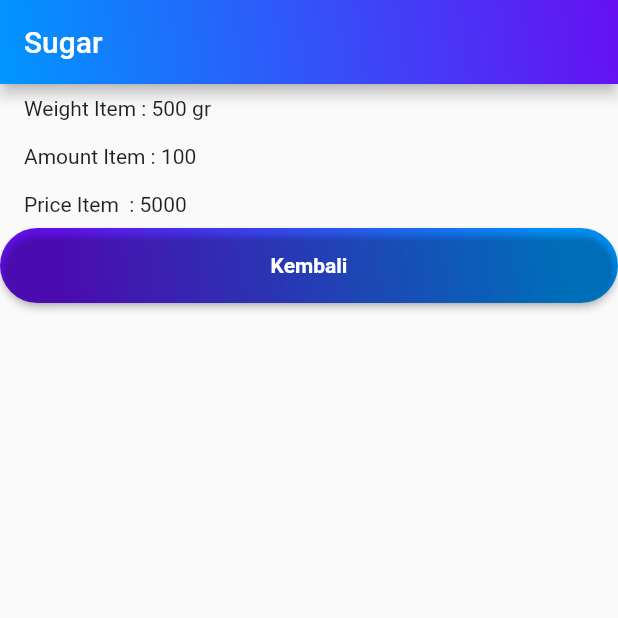
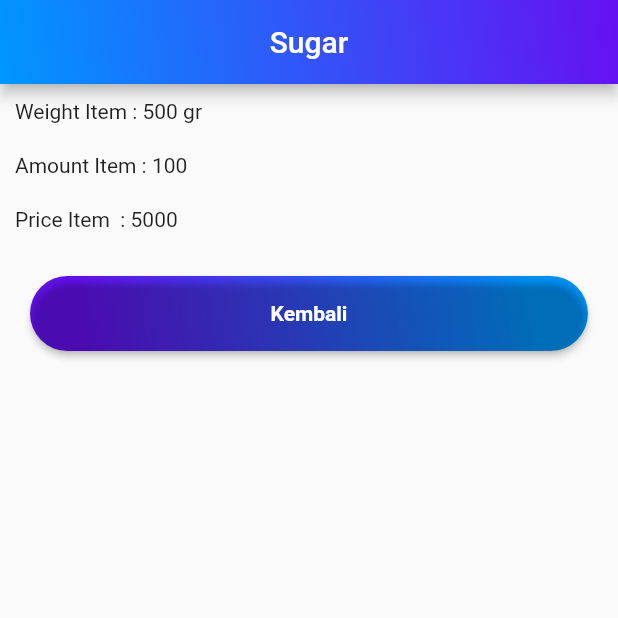
Before and after one commit to chafidhoturrochimah/flutter_navigasiroute_belanja, a Flutter app: the screen it shows after launch, after a tap on "Sugar", on a phone screen of 412 x 824 dp, the top half of it. Run offline on Flutter 3.47's test engine with Material 2 defaults, Android fonts, the light colour scheme and no system bars; Roboto replaces fonts that are missing (Candara).

Commit message:
tugas praktikum finish

```diff
--- a/lib/pages/home_page.dart
+++ b/lib/pages/home_page.dart
@@ -5,9 +5,9 @@ import 'package:flutter_navigasiroute_belanja/pages/item_page.dart';
 class HomePage extends StatelessWidget {
   final List<Item> items = [
     Item(name: 'Sugar', weight: '500 gr', amount: 100, price: 5000),
-    Item(name: 'Salt', weight: '500 gr', amount: 100, price: 2000),
+    Item(name: 'Salt', weight: '500 gr', amount: 50, price: 2000),
     Item(name: 'Onion', weight: '1 kg', amount: 100, price: 10000),
-    Item(name: 'Ketchup', weight: '500 ml', amount: 100, price: 5000),
+    Item(name: 'Ketchup', weight: '500 ml', amount: 80, price: 5000),
   ];
 
   @override
@@ -48,14 +48,21 @@ class HomePage extends StatelessWidget {
                   child: Container(
                     margin: EdgeInsets.all(8),
                     child: Row(
-                      children: [
+                      mainAxisAlignment: MainAxisAlignment.spaceAround,
+                      children: <Widget> [
                         Expanded(child: Text(item.name)),
                         Expanded(
                           child: Text(
+                            item.amount.toString(),
+                            textAlign: TextAlign.center,
+                          )
+                        ),
+                        Expanded(
+                          child: Text(
                             item.price.toString(),
-                            textAlign: TextAlign.end,
+                            textAlign: TextAlign.right,
                           ),
-                        )
+                        ),
                       ],
                     ),
                   ) ,
--- a/lib/pages/item_page.dart
+++ b/lib/pages/item_page.dart
@@ -12,6 +12,7 @@ class ItemPage extends StatelessWidget {
       home: Scaffold(
         appBar: AppBar(
           title: Text(tempItem.name),
+          centerTitle: true,
           flexibleSpace: Container(
             decoration: BoxDecoration(
               gradient: LinearGradient(
@@ -27,19 +28,20 @@ class ItemPage extends StatelessWidget {
           crossAxisAlignment: CrossAxisAlignment.stretch,
           children: [
             Container(
-              margin: EdgeInsets.fromLTRB(16, 8, 16, 8),
+              margin: EdgeInsets.all(10),
               child: Text('Weight Item : ' + tempItem.weight),
             ),
             Container(
-              margin: EdgeInsets.fromLTRB(16, 8, 16, 8),
+              margin: EdgeInsets.all(10),
               child: Text('Amount Item : ' + tempItem.amount.toString()),
             ),
             Container(
-              margin: EdgeInsets.fromLTRB(16, 8, 16, 8),
+              margin: EdgeInsets.all(10),
               child: Text('Price Item  : ' + tempItem.price.toString()),
             ),
 
             Container(
+              margin: EdgeInsets.all(20),
               width: 100.0,
               height: 50.0,
               decoration: BoxDecoration(
```
